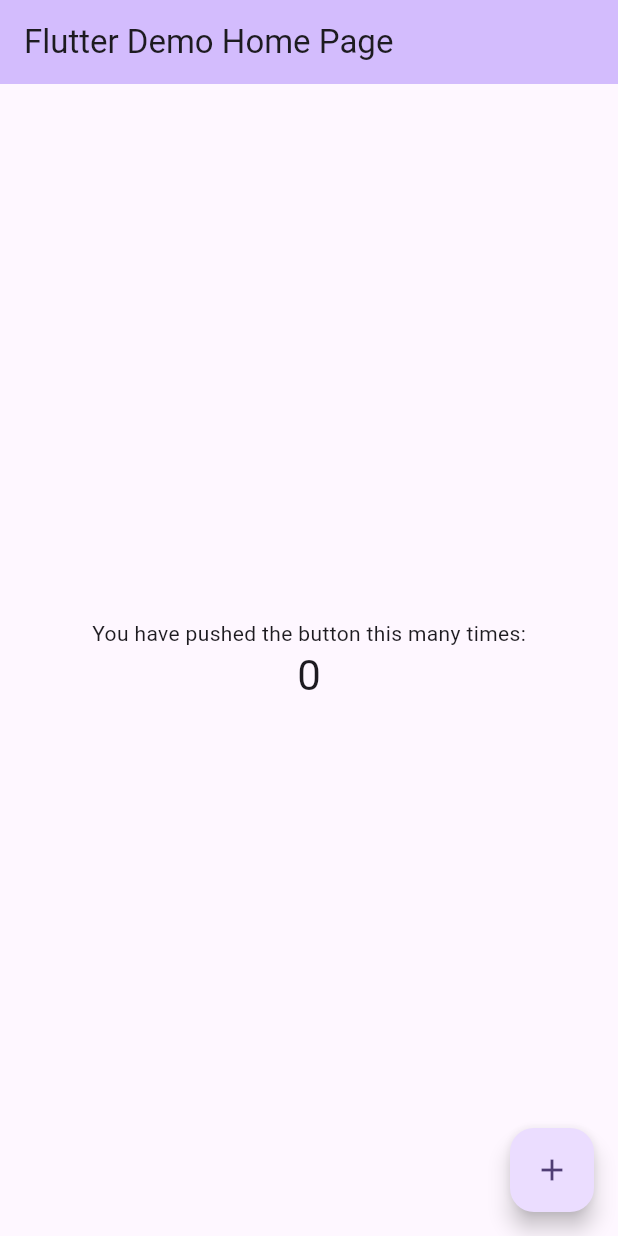
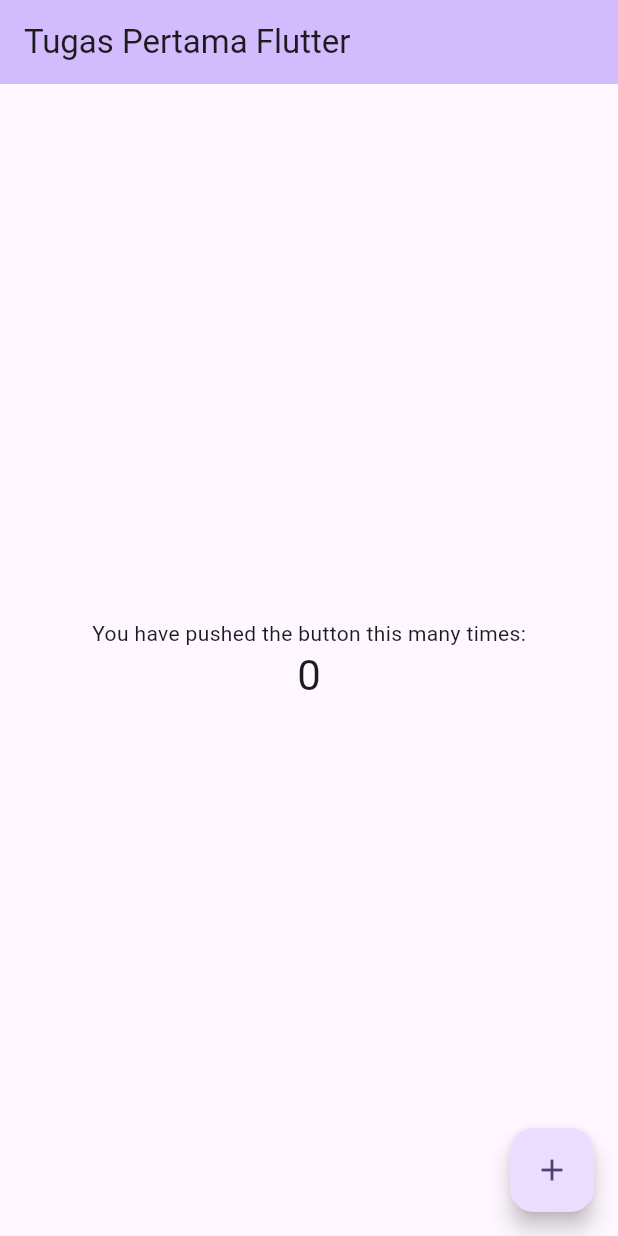
Before and after one commit to elsiip/PemogramanMobile, a Flutter app: the screen it shows after launch, on a phone screen of 412 x 824 dp. Run offline on Flutter 3.47's test engine with Material 2 defaults, Android fonts, the phone set to English and light mode, and no system bars.

```diff
--- a/lib/main.dart
+++ b/lib/main.dart
@@ -31,7 +31,7 @@ class MyApp extends StatelessWidget {
         colorScheme: ColorScheme.fromSeed(seedColor: Colors.deepPurple),
         useMaterial3: true,
       ),
-      home: const MyHomePage(title: 'Flutter Demo Home Page'),
+      home: const MyHomePage(title: 'Tugas Pertama Flutter'),
     );
   }
 }
```
